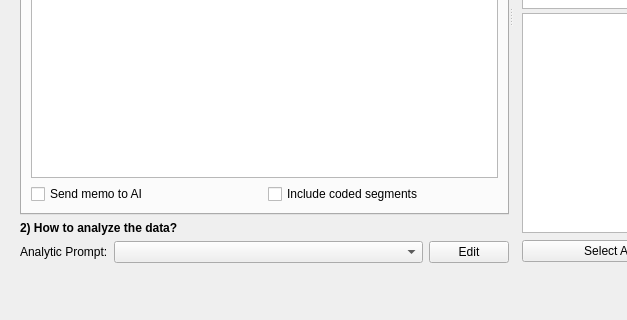
Before: the Qt Designer form src/GUI_UIs/ui_ai_search.ui in ccbogel/QualCoder, drawn with Qt 5; both pictures show x 0 to 627 and y 260 to 580 of the 978 by 580 pixel window.
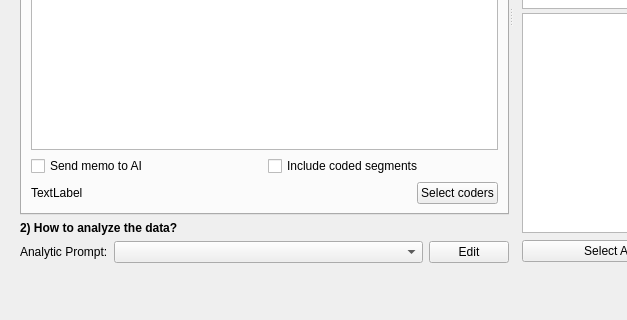
After: the same form once the commit is applied.

Commit message: Coder name: Implement in AI code analysis chat

What changed in the file:
```diff
--- a/src/GUI_UIs/ui_ai_search.ui
+++ b/src/GUI_UIs/ui_ai_search.ui
@@ -145,6 +145,51 @@
                 </layout>
                </widget>
               </item>
+              <item>
+               <widget class="QWidget" name="widget_coder" native="true">
+                <layout class="QHBoxLayout" name="horizontalLayout_5">
+                 <property name="leftMargin">
+                  <number>0</number>
+                 </property>
+                 <property name="topMargin">
+                  <number>0</number>
+                 </property>
+                 <property name="rightMargin">
+                  <number>0</number>
+                 </property>
+                 <property name="bottomMargin">
+                  <number>0</number>
+                 </property>
+                 <item>
+                  <widget class="QLabel" name="label_coder">
+                   <property name="text">
+                    <string>TextLabel</string>
+                   </property>
+                  </widget>
+                 </item>
+                 <item>
+                  <spacer name="horizontalSpacer">
+                   <property name="orientation">
+                    <enum>Qt::Horizontal</enum>
+                   </property>
+                   <property name="sizeHint" stdset="0">
+                    <size>
+                     <width>9</width>
+                     <height>20</height>
+                    </size>
+                   </property>
+                  </spacer>
+                 </item>
+                 <item>
+                  <widget class="QPushButton" name="pushButton_coder">
+                   <property name="text">
+                    <string>Select coders</string>
+                   </property>
+                  </widget>
+                 </item>
+                </layout>
+               </widget>
+              </item>
              </layout>
             </widget>
             <widget class="QWidget" name="tab_free_search">
```
The commit also changes 4 other files.
